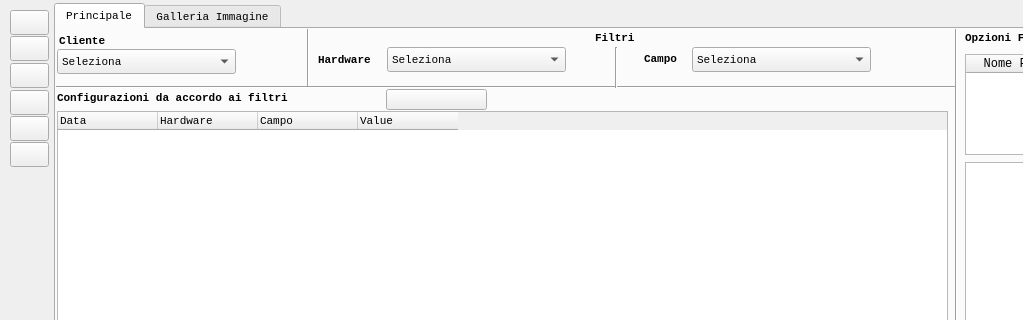
emper0r/aron-conf, file QtUI/mainwindow.ui: the form before one commit; both pictures show x 0 to 1023 and y 0 to 320 of the 1360 by 650 pixel window.
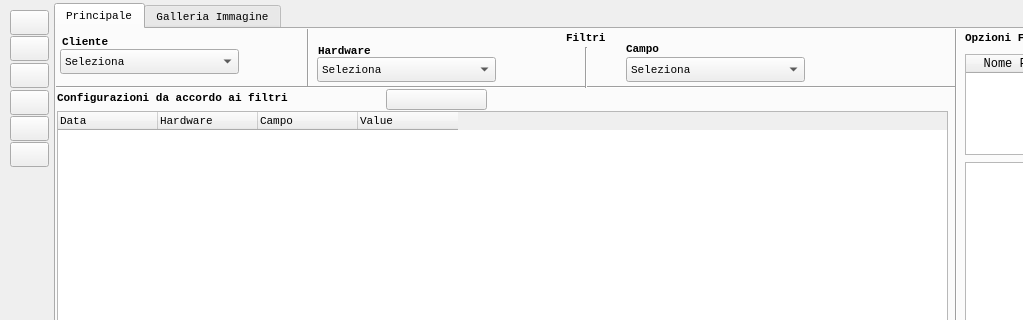
The form after the commit.

```diff
--- a/QtUI/mainwindow.ui
+++ b/QtUI/mainwindow.ui
@@ -390,8 +390,8 @@
      <widget class="QComboBox" name="cbItem">
       <property name="geometry">
        <rect>
-        <x>636</x>
-        <y>18</y>
+        <x>570</x>
+        <y>28</y>
         <width>179</width>
         <height>25</height>
        </rect>
@@ -420,8 +420,8 @@
      <widget class="QLabel" name="labelItems">
       <property name="geometry">
        <rect>
-        <x>588</x>
-        <y>20</y>
+        <x>570</x>
+        <y>10</y>
         <width>41</width>
         <height>20</height>
        </rect>
@@ -445,7 +445,7 @@
       <property name="geometry">
        <rect>
         <x>262</x>
-        <y>21</y>
+        <y>12</y>
         <width>71</width>
         <height>20</height>
        </rect>
@@ -468,8 +468,8 @@
      <widget class="QComboBox" name="cbHardware">
       <property name="geometry">
        <rect>
-        <x>331</x>
-        <y>18</y>
+        <x>261</x>
+        <y>28</y>
         <width>179</width>
         <height>25</height>
        </rect>
@@ -501,7 +501,7 @@
      <widget class="QLabel" name="labelFiltri">
       <property name="geometry">
        <rect>
-        <x>539</x>
+        <x>510</x>
         <y>-1</y>
         <width>50</width>
         <height>20</height>
@@ -525,8 +525,8 @@
      <widget class="QPushButton" name="btItemMinus">
       <property name="geometry">
        <rect>
-        <x>840</x>
-        <y>19</y>
+        <x>774</x>
+        <y>29</y>
         <width>24</width>
         <height>25</height>
        </rect>
@@ -550,8 +550,8 @@
      <widget class="QPushButton" name="btHwMinus">
       <property name="geometry">
        <rect>
-        <x>535</x>
-        <y>17</y>
+        <x>464</x>
+        <y>27</y>
         <width>24</width>
         <height>25</height>
        </rect>
@@ -575,8 +575,8 @@
      <widget class="QPushButton" name="btHwPlus">
       <property name="geometry">
        <rect>
-        <x>510</x>
-        <y>17</y>
+        <x>439</x>
+        <y>27</y>
         <width>24</width>
         <height>25</height>
        </rect>
@@ -600,8 +600,8 @@
      <widget class="QPushButton" name="btItemPlus">
       <property name="geometry">
        <rect>
-        <x>815</x>
-        <y>19</y>
+        <x>749</x>
+        <y>29</y>
         <width>24</width>
         <height>25</height>
        </rect>
@@ -1000,7 +1000,7 @@
      <widget class="Line" name="line_6">
       <property name="geometry">
        <rect>
-        <x>550</x>
+        <x>520</x>
         <y>18</y>
         <width>20</width>
         <height>41</height>
@@ -1467,7 +1467,7 @@
    <widget class="QComboBox" name="cbClient">
     <property name="geometry">
      <rect>
-      <x>57</x>
+      <x>60</x>
       <y>49</y>
       <width>179</width>
       <height>25</height>
@@ -1497,7 +1497,7 @@
    <widget class="QPushButton" name="btClientPlus">
     <property name="geometry">
      <rect>
-      <x>242</x>
+      <x>245</x>
       <y>50</y>
       <width>24</width>
       <height>25</height>
@@ -1522,7 +1522,7 @@
    <widget class="QPushButton" name="btClientMinus">
     <property name="geometry">
      <rect>
-      <x>267</x>
+      <x>270</x>
       <y>50</y>
       <width>24</width>
       <height>25</height>
@@ -1547,8 +1547,8 @@
    <widget class="QLabel" name="labelCliente">
     <property name="geometry">
      <rect>
-      <x>59</x>
-      <y>31</y>
+      <x>62</x>
+      <y>32</y>
       <width>61</width>
       <height>20</height>
      </rect>
```
